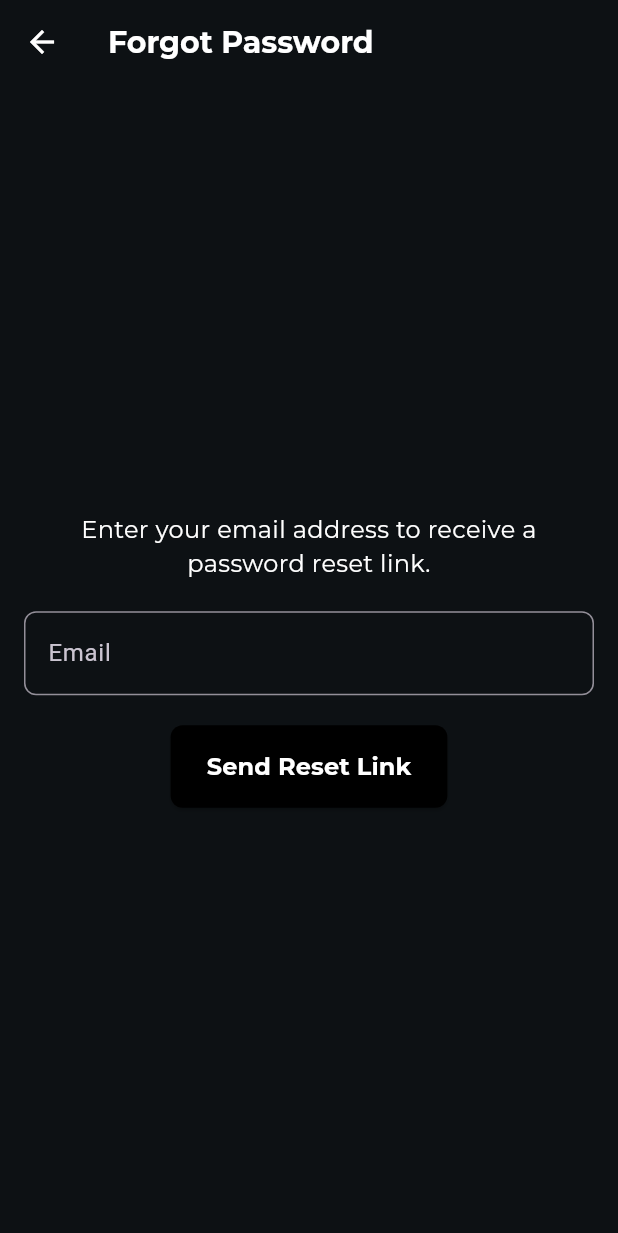
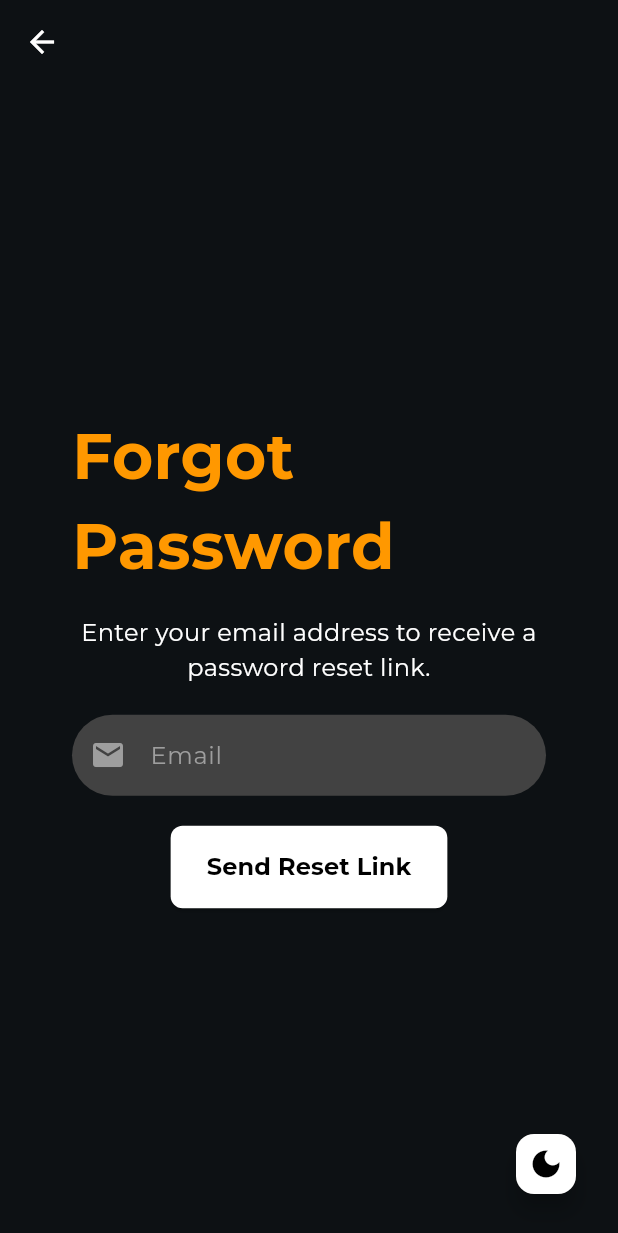
Before and after one commit to PartthK/Purdue-Social-Media-App, a Flutter app: the screen it shows after launch, after a tap on "Forgot Password?", on a phone screen of 412 x 824 dp. Shown: the top 1233 px of the screen. Run offline on Flutter 3.47's test engine with Material 3 defaults, Android fonts, the phone set to English and light mode, and no system bars; our stand-ins replace cloud_firestore, firebase_auth, firebase_core, firebase_messaging, firebase_storage, google_fonts and 4 more; accounts and stored records are empty.

Commit message:
latest change

```diff
--- a/lib/forgot_password_screen.dart
+++ b/lib/forgot_password_screen.dart
@@ -1,6 +1,6 @@
 import 'package:flutter/material.dart';
+import 'package:google_fonts/google_fonts.dart';
 import 'package:firebase_auth/firebase_auth.dart';
-import 'package:google_fonts/google_fonts.dart';
 
 class ForgotPasswordScreen extends StatefulWidget {
   @override
@@ -11,6 +11,7 @@ class _ForgotPasswordScreenState extends State<ForgotPasswordScreen> {
   final TextEditingController _emailController = TextEditingController();
   final FirebaseAuth _auth = FirebaseAuth.instance;
   bool _isLoading = false;
+  bool _isDarkMode = true; // To match with the Sign-Up screen
 
   Future<void> _sendPasswordResetEmail() async {
     setState(() {
@@ -49,31 +50,66 @@ class _ForgotPasswordScreenState extends State<ForgotPasswordScreen> {
     }
   }
 
+  void _toggleTheme() {
+    setState(() {
+      _isDarkMode = !_isDarkMode;
+    });
+  }
+
   @override
   Widget build(BuildContext context) {
     return Scaffold(
-      appBar: AppBar(
-        title: Text('Forgot Password', style: GoogleFonts.montserrat()),
+      appBar: AppBar(),
+      backgroundColor: _isDarkMode ? Color(0xFF0D1114) : Colors.white,
+      floatingActionButton: Padding(
+        padding: const EdgeInsets.all(8.0),
+        child: FloatingActionButton(
+          onPressed: _toggleTheme,
+          child: Icon(_isDarkMode ? Icons.dark_mode : Icons.light_mode),
+          mini: true,
+          backgroundColor: _isDarkMode ? Colors.white : Colors.black,
+          foregroundColor: _isDarkMode ? Colors.black : Colors.white,
+        ),
       ),
+      floatingActionButtonLocation: FloatingActionButtonLocation.endFloat,
       body: Padding(
-        padding: const EdgeInsets.all(16.0),
+        padding: const EdgeInsets.all(48.0),
         child: Column(
           mainAxisAlignment: MainAxisAlignment.center,
           children: [
             Text(
+              'Forgot Password',
+              style: GoogleFonts.montserrat(
+                fontSize: 42.0,
+                fontWeight: FontWeight.bold,
+                color: Colors.orange,
+              ),
+            ),
+            SizedBox(height: 16.0),
+            Text(
               'Enter your email address to receive a password reset link.',
               textAlign: TextAlign.center,
-              style: GoogleFonts.montserrat(fontSize: 16.0),
+              style: GoogleFonts.montserrat(
+                fontSize: 16.0,
+                color: _isDarkMode ? Colors.white : Colors.black,
+              ),
             ),
             SizedBox(height: 20),
             TextField(
               controller: _emailController,
               keyboardType: TextInputType.emailAddress,
+              style: TextStyle(color: _isDarkMode ? Colors.white : Colors.black),
               decoration: InputDecoration(
-                labelText: 'Email',
+                hintText: 'Email',
+                hintStyle: GoogleFonts.montserrat(color: Colors.grey),
+                filled: true,
+                fillColor: _isDarkMode ? Colors.grey[800] : Colors.grey[200],
                 border: OutlineInputBorder(
-                  borderRadius: BorderRadius.circular(8.0),
+                  borderRadius: BorderRadius.circular(30),
+                  borderSide: BorderSide.none,
                 ),
+                prefixIcon: Icon(Icons.email, color: Colors.grey),
+                contentPadding: EdgeInsets.symmetric(vertical: 15, horizontal: 20),
               ),
             ),
             SizedBox(height: 20),
@@ -81,7 +117,7 @@ class _ForgotPasswordScreenState extends State<ForgotPasswordScreen> {
               onPressed: _isLoading ? null : _sendPasswordResetEmail,
               style: ElevatedButton.styleFrom(
                 foregroundColor: Colors.white,
-                backgroundColor: Colors.black,
+                backgroundColor: _isDarkMode ? Colors.white : Colors.black,
                 shape: RoundedRectangleBorder(
                   borderRadius: BorderRadius.circular(8.0),
                 ),
@@ -94,6 +130,7 @@ class _ForgotPasswordScreenState extends State<ForgotPasswordScreen> {
                 style: GoogleFonts.montserrat(
                   fontSize: 16.0,
                   fontWeight: FontWeight.bold,
+                  color: _isDarkMode ? Colors.black : Colors.white,
                 ),
               ),
             ),
--- a/lib/login_screen.dart
+++ b/lib/login_screen.dart
@@ -61,9 +61,7 @@ class _LoginScreenState extends State<LoginScreen> {
 
   @override
   Widget build(BuildContext context) {
-    return WillPopScope(
-      onWillPop: () async => false,  // Disable the back button
-      child: Scaffold(
+    return Scaffold(
       backgroundColor: _isDarkMode ? Color(0xFF0D1114) : Colors.white,
       floatingActionButton: Padding(
         padding: const EdgeInsets.all(8.0),
@@ -75,7 +73,7 @@ class _LoginScreenState extends State<LoginScreen> {
           foregroundColor: _isDarkMode ? Colors.black : Colors.white,
         ),
       ),
-        floatingActionButtonLocation: FloatingActionButtonLocation.startTop,
+      floatingActionButtonLocation: FloatingActionButtonLocation.endFloat,
       body: Padding(
         padding: EdgeInsets.all(48.0),
         child: Column(
@@ -183,7 +181,6 @@ class _LoginScreenState extends State<LoginScreen> {
           ],
         ),
       ),
-      ),
     );
   }
 }
--- a/lib/signup_screen.dart
+++ b/lib/signup_screen.dart
@@ -76,7 +76,7 @@ class _SignupScreenState extends State<SignupScreen> {
             foregroundColor: _isDarkMode ? Colors.black : Colors.white,
           ),
         ),
-        floatingActionButtonLocation: FloatingActionButtonLocation.startTop,
+        floatingActionButtonLocation: FloatingActionButtonLocation.endFloat,
         body: Padding(
           padding: EdgeInsets.all(48.0),
           child: Column(
```
Lines whose indentation alone changed are shown as unchanged.
